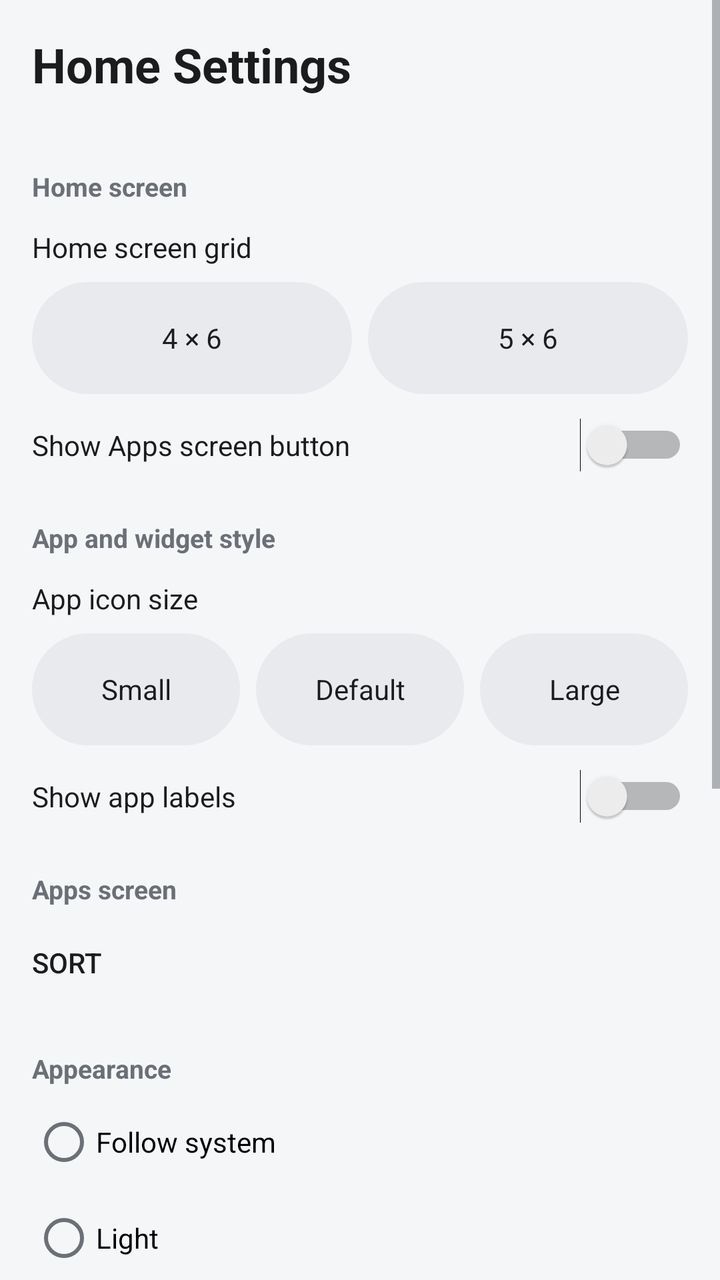
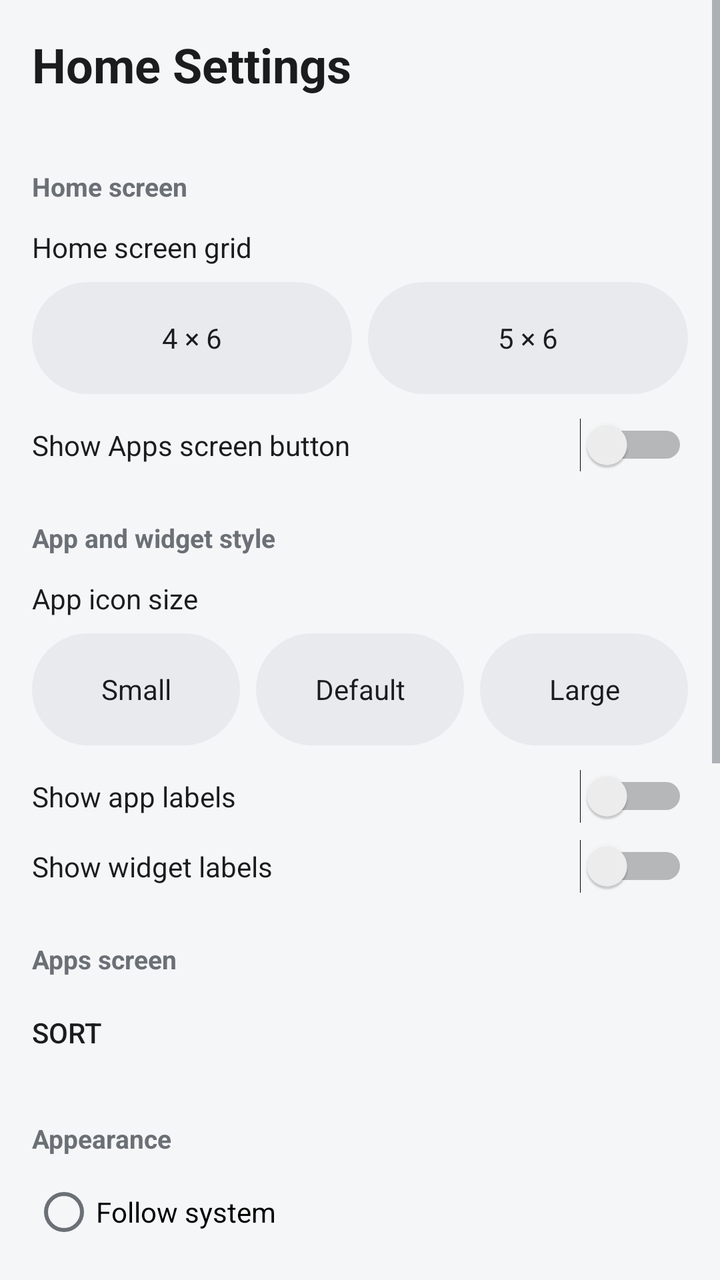

An Android layout rendered at two revisions. The XML below is the earlier revision; the diff shows what the commit changed to produce the second picture.
<!-- AndroidManifest.xml: activity theme Theme.ReliteHome -->
<!-- res/layout/activity_home_settings.xml -->
<?xml version="1.0" encoding="utf-8"?>
<ScrollView xmlns:android="http://schemas.android.com/apk/res/android"
    android:layout_width="match_parent"
    android:layout_height="match_parent"
    android:background="@color/relite_background"
    android:fillViewport="true">

    <LinearLayout
        android:layout_width="match_parent"
        android:layout_height="wrap_content"
        android:orientation="vertical"
        android:paddingBottom="24dp">

        <TextView
            android:layout_width="match_parent"
            android:layout_height="wrap_content"
            android:padding="16dp"
            android:text="@string/action_home_settings"
            android:textColor="@color/relite_text_primary"
            android:textSize="24sp"
            android:textStyle="bold" />

        
        <TextView style="@style/SettingsSectionHeader" android:text="@string/settings_section_home_screen" />

        <TextView
            android:layout_width="match_parent"
            android:layout_height="wrap_content"
            android:paddingHorizontal="16dp"
            android:paddingTop="8dp"
            android:text="@string/settings_home_grid"
            android:textColor="@color/relite_text_primary" />

        <LinearLayout
            android:layout_width="match_parent"
            android:layout_height="wrap_content"
            android:orientation="horizontal"
            android:paddingHorizontal="16dp"
            android:paddingVertical="8dp">

            <TextView
                android:id="@+id/settings_grid_4x6"
                style="@style/GridPresetCard"
                android:layout_marginEnd="8dp"
                android:text="@string/settings_home_grid_4x6" />

            <TextView
                android:id="@+id/settings_grid_5x6"
                style="@style/GridPresetCard"
                android:text="@string/settings_home_grid_5x6" />
        </LinearLayout>

        <LinearLayout style="@style/SettingsToggleRow">
            <TextView style="@style/SettingsToggleLabel" android:text="@string/settings_show_apps_button" />
            <Switch android:id="@+id/settings_show_apps_button" style="@style/SettingsSwitch" />
        </LinearLayout>

        
        <TextView style="@style/SettingsSectionHeader" android:text="@string/settings_section_style" />

        <TextView
            android:layout_width="match_parent"
            android:layout_height="wrap_content"
            android:paddingHorizontal="16dp"
            android:paddingTop="8dp"
            android:text="@string/settings_icon_size"
            android:textColor="@color/relite_text_primary" />

        <LinearLayout
            android:layout_width="match_parent"
            android:layout_height="wrap_content"
            android:orientation="horizontal"
            android:paddingHorizontal="16dp"
            android:paddingVertical="8dp">

            <TextView
                android:id="@+id/settings_icon_size_small"
                style="@style/GridPresetCard"
                android:layout_marginEnd="8dp"
                android:text="@string/settings_icon_size_small" />

            <TextView
                android:id="@+id/settings_icon_size_default"
                style="@style/GridPresetCard"
                android:layout_marginEnd="8dp"
                android:text="@string/settings_icon_size_default" />

            <TextView
                android:id="@+id/settings_icon_size_large"
                style="@style/GridPresetCard"
                android:text="@string/settings_icon_size_large" />
        </LinearLayout>

        <LinearLayout style="@style/SettingsToggleRow">
            <TextView style="@style/SettingsToggleLabel" android:text="@string/settings_show_app_labels" />
            <Switch android:id="@+id/settings_show_app_labels" style="@style/SettingsSwitch" />
        </LinearLayout>

        
        <TextView style="@style/SettingsSectionHeader" android:text="@string/settings_section_apps_screen" />

        <Button
            android:id="@+id/settings_apps_sort"
            style="?android:attr/borderlessButtonStyle"
            android:layout_width="match_parent"
            android:layout_height="wrap_content"
            android:gravity="start|center_vertical"
            android:paddingHorizontal="16dp"
            android:text="@string/action_sort" />

        
        <TextView style="@style/SettingsSectionHeader" android:text="@string/settings_section_appearance" />

        <RadioGroup
            android:id="@+id/settings_theme_group"
            android:layout_width="match_parent"
            android:layout_height="wrap_content"
            android:orientation="vertical"
            android:paddingHorizontal="16dp">

            <RadioButton
                android:id="@+id/theme_system"
                android:layout_width="match_parent"
                android:layout_height="48dp"
                android:text="@string/settings_theme_system" />

            <RadioButton
                android:id="@+id/theme_light"
                android:layout_width="match_parent"
                android:layout_height="48dp"
                android:text="@string/settings_theme_light" />

            <RadioButton
                android:id="@+id/theme_dark"
                android:layout_width="match_parent"
                android:layout_height="48dp"
                android:text="@string/settings_theme_dark" />
        </RadioGroup>

        
        <TextView style="@style/SettingsSectionHeader" android:text="@string/settings_section_backup" />

        <Button
            android:id="@+id/settings_export"
            style="?android:attr/borderlessButtonStyle"
            android:layout_width="match_parent"
            android:layout_height="wrap_content"
            android:gravity="start|center_vertical"
            android:paddingHorizontal="16dp"
            android:text="@string/settings_export_layout" />

        <Button
            android:id="@+id/settings_import"
            style="?android:attr/borderlessButtonStyle"
            android:layout_width="match_parent"
            android:layout_height="wrap_content"
            android:gravity="start|center_vertical"
            android:paddingHorizontal="16dp"
            android:text="@string/settings_import_layout" />

        <Button
            android:id="@+id/settings_reset"
            style="?android:attr/borderlessButtonStyle"
            android:layout_width="match_parent"
            android:layout_height="wrap_content"
            android:gravity="start|center_vertical"
            android:paddingHorizontal="16dp"
            android:text="@string/settings_reset_layout" />

        
        <TextView style="@style/SettingsSectionHeader" android:text="@string/settings_default_launcher" />

        <Button
            android:id="@+id/settings_default_launcher"
            style="?android:attr/borderlessButtonStyle"
            android:layout_width="match_parent"
            android:layout_height="wrap_content"
            android:gravity="start|center_vertical"
            android:paddingHorizontal="16dp"
            android:text="@string/settings_default_launcher" />

        <Button
            android:id="@+id/settings_about"
            style="?android:attr/borderlessButtonStyle"
            android:layout_width="match_parent"
            android:layout_height="wrap_content"
            android:gravity="start|center_vertical"
            android:paddingHorizontal="16dp"
            android:text="@string/settings_about" />

    </LinearLayout>
</ScrollView>
<!-- resources referenced by this layout -->
<resources>
  <color name="relite_background">#F5F6F8</color>
  <color name="relite_text_primary">#1B1C1E</color>
  <string name="action_home_settings">Home Settings</string>
  <string name="action_sort">Sort</string>
  <string name="settings_about">About</string>
  <string name="settings_default_launcher">Default launcher</string>
  <string name="settings_export_layout">Export layout</string>
  <string name="settings_home_grid">Home screen grid</string>
  <string name="settings_home_grid_4x6">4 × 6</string>
  <string name="settings_home_grid_5x6">5 × 6</string>
  <string name="settings_icon_size">App icon size</string>
  <string name="settings_icon_size_default">Default</string>
  <string name="settings_icon_size_large">Large</string>
  <string name="settings_icon_size_small">Small</string>
  <string name="settings_import_layout">Import layout</string>
  <string name="settings_reset_layout">Reset Home Layout</string>
  <string name="settings_section_appearance">Appearance</string>
  <string name="settings_section_apps_screen">Apps screen</string>
  <string name="settings_section_backup">Layout backup</string>
  <string name="settings_section_home_screen">Home screen</string>
  <string name="settings_section_style">App and widget style</string>
  <string name="settings_show_app_labels">Show app labels</string>
  <string name="settings_show_apps_button">Show Apps screen button</string>
  <string name="settings_theme_dark">Dark</string>
  <string name="settings_theme_light">Light</string>
  <string name="settings_theme_system">Follow system</string>
  <style name="GridPresetCard">
          <item name="android:layout_width">0dp</item>
          <item name="android:layout_height">56dp</item>
          <item name="android:layout_weight">1</item>
          <item name="android:gravity">center</item>
          <item name="android:background">@drawable/bg_dock</item>
          <item name="android:textColor">@color/relite_text_primary</item>
          <item name="android:clickable">true</item>
          <item name="android:focusable">true</item>
      </style>
  <style name="SettingsSwitch">
          <item name="android:layout_width">wrap_content</item>
          <item name="android:layout_height">wrap_content</item>
      </style>
  <style name="SettingsToggleLabel">
          <item name="android:layout_width">0dp</item>
          <item name="android:layout_height">wrap_content</item>
          <item name="android:layout_weight">1</item>
          <item name="android:textColor">@color/relite_text_primary</item>
      </style>
  <style name="SettingsToggleRow">
          <item name="android:layout_width">match_parent</item>
          <item name="android:layout_height">wrap_content</item>
          <item name="android:orientation">horizontal</item>
          <item name="android:gravity">center_vertical</item>
          <item name="android:paddingHorizontal">16dp</item>
          <item name="android:paddingVertical">4dp</item>
      </style>
  <style name="Theme.ReliteHome" parent="Theme.AppCompat.DayNight.NoActionBar">
          <item name="android:colorBackground">@color/relite_background</item>
          <item name="colorPrimary">@color/relite_primary</item>
          <item name="android:textColorPrimary">@color/relite_text_primary</item>
          <item name="android:textColorSecondary">@color/relite_text_secondary</item>
      </style>
  <!-- drawable bg_dock (drawable) -->
  <?xml version="1.0" encoding="utf-8"?>
  <shape xmlns:android="http://schemas.android.com/apk/res/android" android:shape="rectangle">
      <solid android:color="@color/relite_dock_background" />
      <corners android:radius="@dimen/dock_corner_radius" />
  </shape>
  <color name="relite_text_secondary">#6B7076</color>
  <color name="relite_primary">#2E6F63</color>
  <color name="relite_dock_background">#E8EAED</color>
  <dimen name="dock_corner_radius">28dp</dimen>
  <!-- unchanged entries left out for length: 1 -->
</resources>

<!-- the commit's change to res/layout/activity_home_settings.xml (unified diff, before → after) -->
@@ -96,6 +96,11 @@
             <Switch android:id="@+id/settings_show_app_labels" style="@style/SettingsSwitch" />
         </LinearLayout>
 
+        <LinearLayout style="@style/SettingsToggleRow">
+            <TextView style="@style/SettingsToggleLabel" android:text="@string/settings_show_widget_labels" />
+            <Switch android:id="@+id/settings_show_widget_labels" style="@style/SettingsSwitch" />
+        </LinearLayout>
+
         
         <TextView style="@style/SettingsSectionHeader" android:text="@string/settings_section_apps_screen" />
 
<!-- resource entries referenced after the edit -->
@@ -23,6 +23,7 @@
   <string name="settings_section_style">App and widget style</string>
   <string name="settings_show_app_labels">Show app labels</string>
   <string name="settings_show_apps_button">Show Apps screen button</string>
+  <string name="settings_show_widget_labels">Show widget labels</string>
   <string name="settings_theme_dark">Dark</string>
   <string name="settings_theme_light">Light</string>
   <string name="settings_theme_system">Follow system</string>
